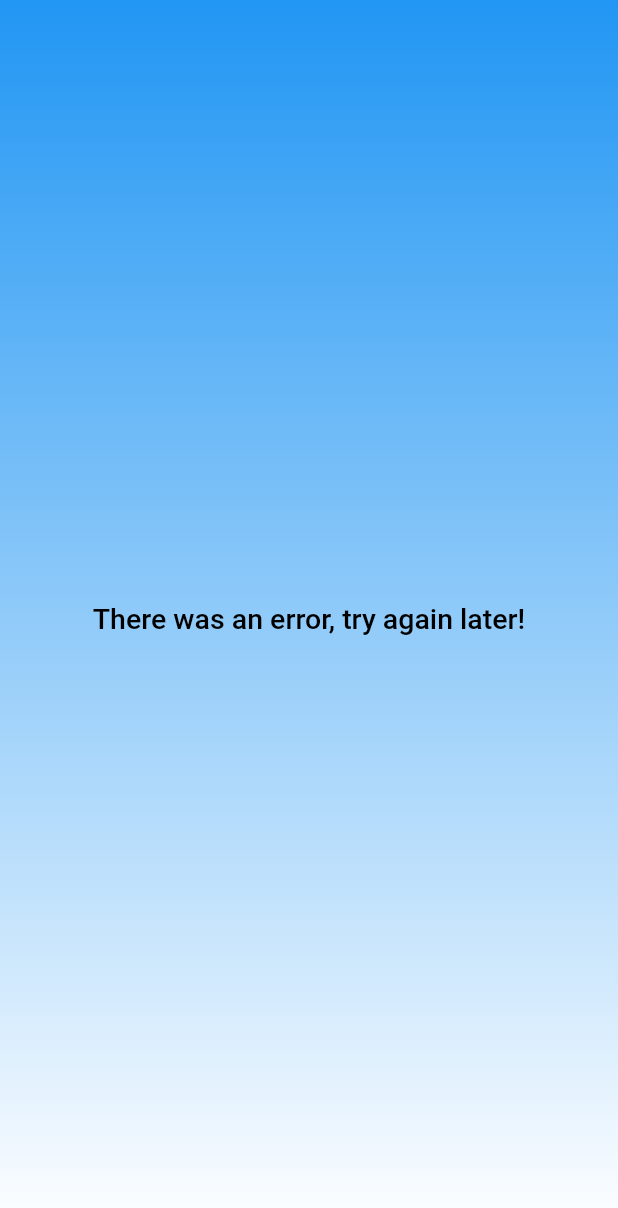
After one commit to AnasShehata1/weather_app, a Flutter app: the WeatherFailureInfo screen opened directly, on a phone screen of 412 x 824 dp. The commit adds this screen. Shown: the top 1208 px of the screen. Run offline on Flutter 3.47's test engine with Material 3 defaults, Android fonts, the phone set to English and light mode, and no system bars; our stand-ins replace dio, flutter_bloc.

Commit message:
add weather failure info widget

```diff
--- a/lib/views/home_page.dart
+++ b/lib/views/home_page.dart
@@ -1,6 +1,7 @@
 import 'package:flutter/material.dart';
 import 'package:flutter_bloc/flutter_bloc.dart';
 import 'package:weatherapp/cubits/get_weather_cubit/get_weather_states.dart';
+import 'package:weatherapp/widgets/weather_failure_info.dart';
 import '../cubits/get_weather_cubit/get_weather_cubit.dart';
 import '../widgets/no_weather_info.dart';
 import '../widgets/search_bar.dart';
@@ -14,6 +15,8 @@ class HomePage extends StatelessWidget {
   Widget build(BuildContext context) {
     return Scaffold(
       appBar: AppBar(
+        centerTitle: true,
+        elevation: 0,
         title: GestureDetector(
           child: const CustomSearchBar(),
           onTap: () {
@@ -26,15 +29,16 @@ class HomePage extends StatelessWidget {
             );
           },
         ),
-        centerTitle: true,
-        elevation: 0,
       ),
       body: BlocBuilder<GetWeatherCubit, WeatherState>(
         builder: (context, state) {
           if (state is WeatherLoadedState) {
-            return WeatherInfoBody(weatherModel: BlocProvider.of<GetWeatherCubit>(context).weatherModel!,);
+            return WeatherInfoBody(
+              weatherModel:
+                  BlocProvider.of<GetWeatherCubit>(context).weatherModel!,
+            );
           } else if (state is WeatherFailureState) {
-            return const NoWeatherInfoBody();
+            return const WeatherFailureInfo();
           } else {
             return const NoWeatherInfoBody();
           }
--- /dev/null
+++ b/lib/widgets/weather_failure_info.dart
@@ -0,0 +1,24 @@
+import 'package:flutter/material.dart';
+import 'package:weatherapp/helper/get_theme_color.dart';
+
+class WeatherFailureInfo extends StatelessWidget {
+  const WeatherFailureInfo({super.key});
+
+  @override
+  Widget build(BuildContext context) {
+    return Scaffold(
+      body: Container(
+        decoration: BoxDecoration(
+          gradient: LinearGradient(
+            colors: [getThemeColor(null), Colors.white],
+            begin: Alignment.topCenter,
+            end: Alignment.bottomCenter,
+          ),
+        ),
+        child: const Center(
+          child: Text('There was an error, try again later!'),
+        ),
+      ),
+    );
+  }
+}
--- a/lib/widgets/weather_info.dart
+++ b/lib/widgets/weather_info.dart
@@ -1,6 +1,4 @@
 import 'package:flutter/material.dart';
-// import 'package:flutter_bloc/flutter_bloc.dart';
-// import 'package:weatherapp/cubits/get_weather_cubit/get_weather_cubit.dart';
 import 'package:weatherapp/helper/get_theme_color.dart';
 import 'package:weatherapp/models/weather_model.dart';
 import 'package:weatherapp/widgets/forecast_day.dart';
```
